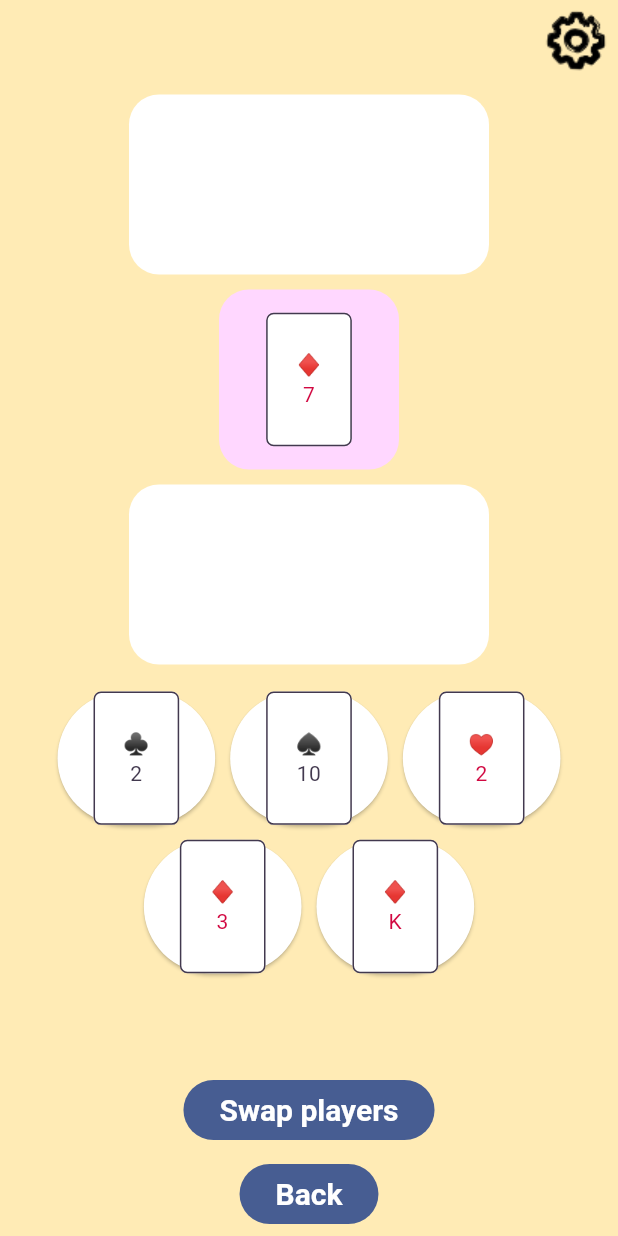
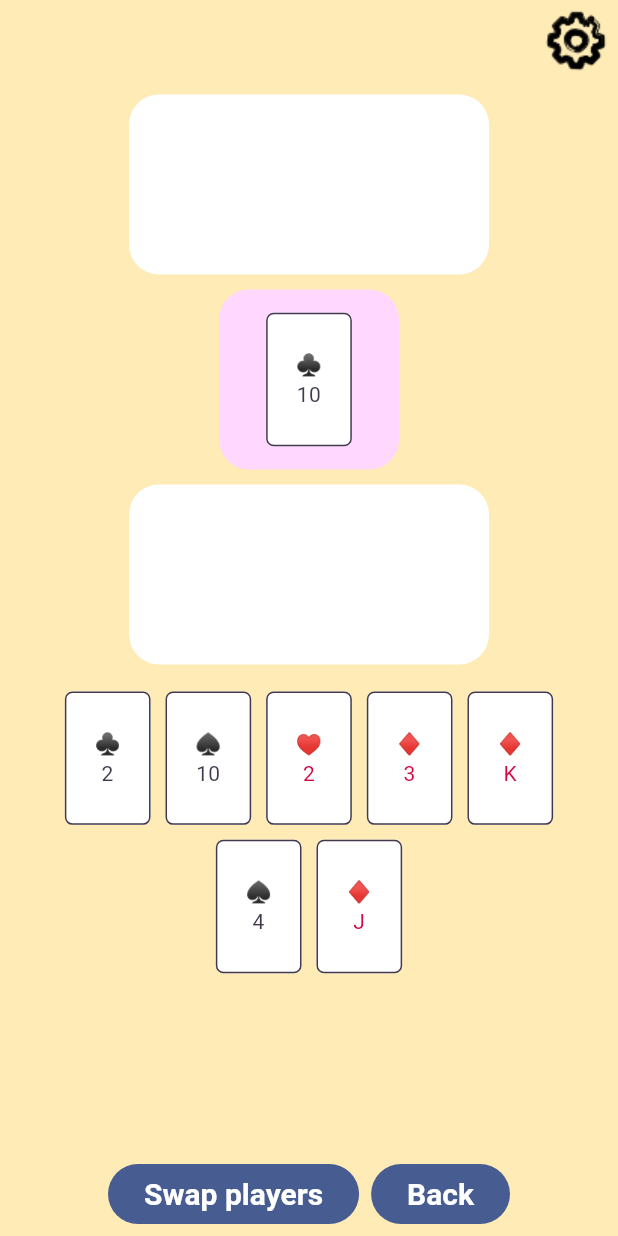
Before and after one commit to oc-cmcbride/mobile-apps-go-fish, a Flutter app: the PlaySessionScreen screen opened by its route, on a phone screen of 412 x 824 dp. Run offline on Flutter 3.47's test engine with Material 3 defaults, Android fonts, the phone set to English and light mode, and no system bars; our stand-ins replace audioplayers, go_router, shared_preferences; accounts and stored records are empty.

Commit message:
Updated game display to be more compact

```diff
--- /dev/null
+++ b/go_fish_game/devtools_options.yaml
@@ -0,0 +1 @@
+extensions:
--- a/go_fish_game/lib/game_internals/board_state.dart
+++ b/go_fish_game/lib/game_internals/board_state.dart
@@ -9,6 +9,10 @@ import 'player.dart';
 import 'playing_area.dart';
 
 class BoardState {
+  static const int deckSize = 52;
+
+  static const int startingHandSize = 7;
+
   final VoidCallback onWin;
 
   late final PlayingArea areaOne = PlayingArea(playerOne);
@@ -28,8 +32,17 @@ class BoardState {
     for (Player p in players) {
       p.addListener(_handlePlayerChange);
     }
-    for (int i = 0; i < 6; i++) {
+
+    // Add cards to deck
+    for (int i = 0; i < deckSize; i++) {
       areaDeck.acceptCard(PlayingCard.random());
+    }
+
+    // Deal cards to players
+    for (Player p in players) {
+      for (int i = 0; i < startingHandSize; i++) {
+        p.addCard(areaDeck.removeFirstCard()!);
+      }
     }
   }
 
--- a/go_fish_game/lib/game_internals/player.dart
+++ b/go_fish_game/lib/game_internals/player.dart
@@ -7,10 +7,7 @@ class Player extends ChangeNotifier {
 
   // Technically this implementation doesn't allow for multiple cards of the
   // same type, but that's not really a concern for us *shrug*
-  final Map<PlayingCard, bool> selectedCards = {
-    for (var card in List.generate(maxCards, (int i) => PlayingCard.random()))
-      card: false
-  };
+  final Map<PlayingCard, bool> selectedCards = { };
 
   List<PlayingCard> get hand => selectedCards.keys.toList();
 
--- a/go_fish_game/lib/game_internals/playing_area.dart
+++ b/go_fish_game/lib/game_internals/playing_area.dart
@@ -7,7 +7,7 @@ import 'player.dart';
 
 class PlayingArea {
   /// The maximum number of cards in this playing area.
-  static const int maxCards = 6;
+  // static const int maxCards = 6;
 
   /// The current cards in this area.
   final List<PlayingCard> cards = [];
@@ -74,8 +74,6 @@ class PlayingArea {
   }
 
   void _maybeTrim() {
-    if (cards.length > maxCards) {
-      cards.removeRange(0, cards.length - maxCards);
-    }
+    // Add code if the play areas need to trim any cards
   }
 }
--- a/go_fish_game/lib/play_session/deck_area_widget.dart
+++ b/go_fish_game/lib/play_session/deck_area_widget.dart
@@ -14,9 +14,7 @@ import 'playing_card_widget.dart';
 class DeckAreaWidget extends StatefulWidget {
   final PlayingArea area;
 
-  final int deckStart = PlayingArea.maxCards;
-
-  DeckAreaWidget(this.area, {super.key});
+  const DeckAreaWidget(this.area, {super.key});
 
   @override
   State<DeckAreaWidget> createState() => _DeckAreaWidgetState();
--- a/go_fish_game/lib/play_session/play_session_screen.dart
+++ b/go_fish_game/lib/play_session/play_session_screen.dart
@@ -80,6 +80,10 @@ class _PlaySessionScreenState extends State<PlaySessionScreen> {
                   // The actual UI of the game.
                   BoardWidget(),
                   const Spacer(),
+                  Row(
+                    mainAxisAlignment: MainAxisAlignment.center,
+                    crossAxisAlignment: CrossAxisAlignment.center,
+                    children: [
                       Padding(
                         padding: const EdgeInsets.all(4.0),
                         child: MyButton(
@@ -97,6 +101,8 @@ class _PlaySessionScreenState extends State<PlaySessionScreen> {
                           onPressed: () => GoRouter.of(context).go('/'),
                           child: const Text('Back'),
                         ),
+                      ),
+                    ],
                   ),
                 ],
               ),
--- a/go_fish_game/lib/play_session/player_hand_widget.dart
+++ b/go_fish_game/lib/play_session/player_hand_widget.dart
@@ -33,20 +33,33 @@ class _PlayerHandWidgetState extends State<PlayerHandWidget> {
               runSpacing: 10,
               children: [
                 ...boardState.currentPlayer.hand.map(
-                  (card) => ElevatedButton(
+                  (card) => Container(
+                    height: PlayingCardWidget.height,
+                    width: PlayingCardWidget.width,
+                    child: ElevatedButton(
                       onPressed: () {
                         setState(() {
                           if (boardState.currentPlayer.selectedCards[card] != null) {
-                          boardState.currentPlayer.selectedCards[card] = !boardState.currentPlayer.selectedCards[card]!;
+                            boardState.currentPlayer.selectedCards[card] =
+                                !boardState.currentPlayer.selectedCards[card]!;
                           }
                         });
                       },
                       style: ElevatedButton.styleFrom(
-                      backgroundColor: (boardState.currentPlayer.selectedCards[card] ?? false) ? palette.accept : palette.trueWhite,
+                        shape: RoundedRectangleBorder(
+                          borderRadius: BorderRadius.circular(8.0),
+                        ),
+                        elevation:
+                            (boardState.currentPlayer.selectedCards[card] ?? false)
+                                ? 10.0
+                                : 0.0,
+                        shadowColor: palette.accept,
+                        padding: EdgeInsets.zero,
                       ),
                       child: PlayingCardWidget(
                         card,
                         player: boardState.currentPlayer,
+                      ),
                     ),
                   ),
                 ),
```
Lines whose indentation alone changed are shown as unchanged.
